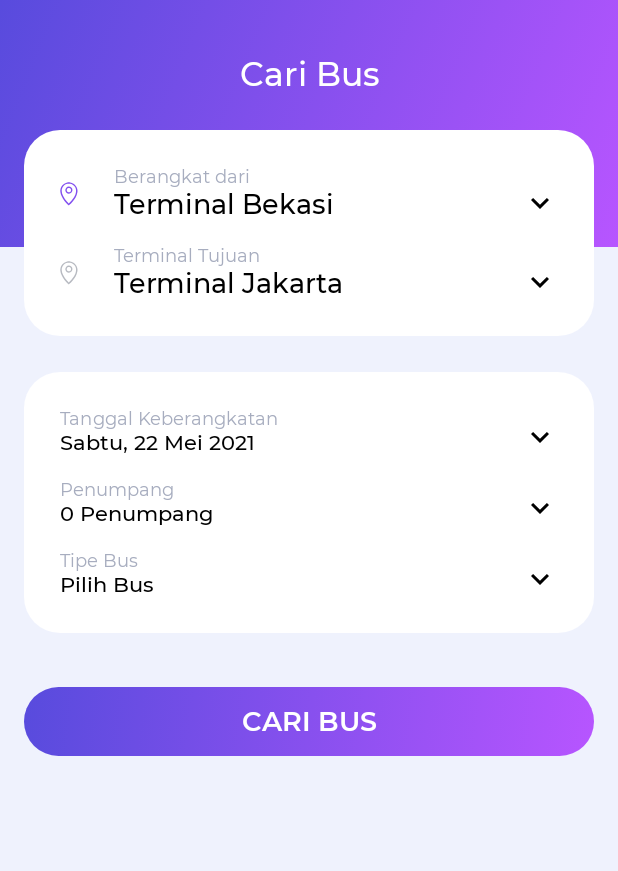
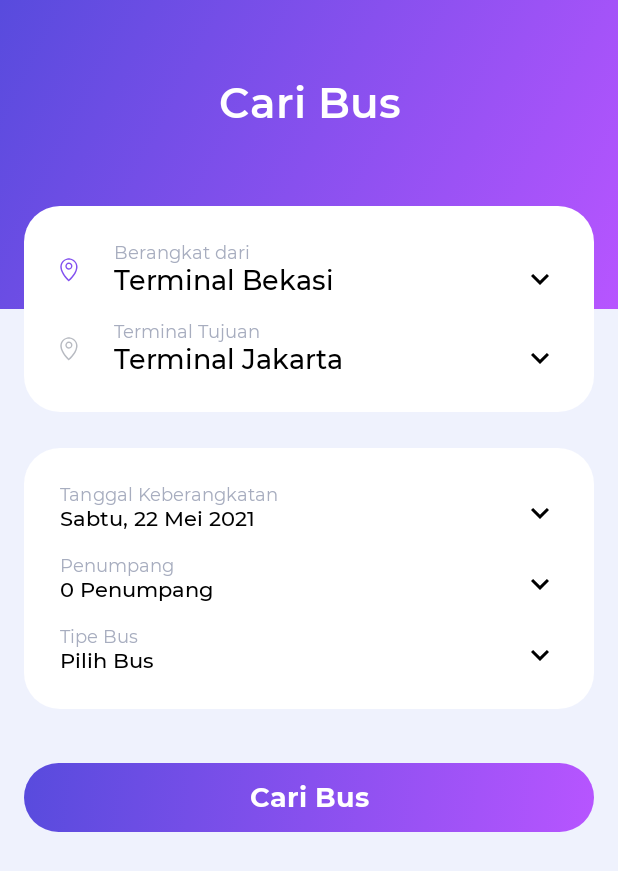
Before and after one commit to wiryadev/ADS-Advance-Compose, an Android app built with Jetpack Compose: the screen it shows after launch (MainActivity), on a phone screen of 412 x 824 dp. Shown: the top 871 px of the screen. Run offline under Robolectric (Android 15) with nearby library versions, the phone set to English and light mode, and no system bars; our stand-ins replace constraintlayout-compose.

Commit message:
Refactor HomeScreen to ConstraintLayout and change FontWeight of ButtonPrimary to Bold

```diff
--- a/app/src/main/java/com/wiryadev/adsadvancecompose/ui/components/ButtonPrimary.kt
+++ b/app/src/main/java/com/wiryadev/adsadvancecompose/ui/components/ButtonPrimary.kt
@@ -63,7 +63,7 @@ fun ButtonPrimary(
                 color = Color.White,
                 style = TextStyle(
                     fontFamily = Montserrat,
-                    fontWeight = FontWeight.SemiBold,
+                    fontWeight = FontWeight.Bold,
                     fontSize = 18.sp
                 ),
                 modifier = Modifier.fillMaxWidth(),
@@ -85,7 +85,7 @@ fun ButtonPrimaryPreview() {
         ) {
             ButtonPrimary(
                 onClick = {},
-                text = "CLICK ME"
+                text = "Click Me"
             )
         }
     }
--- a/app/src/main/java/com/wiryadev/adsadvancecompose/ui/screen/HomeScreen.kt
+++ b/app/src/main/java/com/wiryadev/adsadvancecompose/ui/screen/HomeScreen.kt
@@ -14,6 +14,7 @@ import androidx.compose.ui.text.style.TextAlign
 import androidx.compose.ui.tooling.preview.Preview
 import androidx.compose.ui.unit.dp
 import androidx.compose.ui.unit.sp
+import androidx.constraintlayout.compose.ConstraintLayout
 import com.wiryadev.adsadvancecompose.ui.components.ButtonPrimary
 import com.wiryadev.adsadvancecompose.ui.components.DepartureCard
 import com.wiryadev.adsadvancecompose.ui.components.TravelCard
@@ -22,10 +23,21 @@ import com.wiryadev.adsadvancecompose.ui.theme.Montserrat
 
 @Composable
 fun HomeScreen() {
-    Box(
+    ConstraintLayout(
         modifier = Modifier
-            .background(color = Color(0xFFEFF2FD))
+            .fillMaxSize()
+            .background(
+                color = Color(0xFFEFF2FD)
+            )
     ) {
+        val (
+            bgTop,
+            text,
+            travelCard,
+            departureCard,
+            button,
+        ) = createRefs()
+
         Box(
             modifier = Modifier
                 .background(
@@ -36,44 +48,61 @@ fun HomeScreen() {
                         )
                     )
                 )
-                .fillMaxHeight(0.20f)
+                .fillMaxHeight(0.25f)
                 .fillMaxWidth()
-                .align(alignment = Alignment.TopCenter)
+                .constrainAs(bgTop) {
+                    top.linkTo(parent.top)
+                    start.linkTo(parent.start)
+                    end.linkTo(parent.end)
+                }
         )
-        Column(
-            modifier = Modifier
-                .fillMaxSize()
-                .padding(horizontal = 16.dp),
-            horizontalAlignment = Alignment.CenterHorizontally
-        ) {
         Text(
             text = "Cari Bus",
             color = Color.White,
             textAlign = TextAlign.Center,
             style = TextStyle(
                 fontFamily = Montserrat,
-                    fontSize = 22.sp,
-                    fontWeight = FontWeight.Medium
+                fontSize = 28.sp,
+                fontWeight = FontWeight.SemiBold
             ),
             modifier = Modifier
-                    .padding(top = 36.dp)
+                .constrainAs(text) {
+                    top.linkTo(parent.top)
+                    bottom.linkTo(travelCard.top)
+                    start.linkTo(parent.start)
+                    end.linkTo(parent.end)
+                },
         )
-            Spacer(
-                modifier = Modifier.height(24.dp)
+        TravelCard(
+            modifier = Modifier
+                .constrainAs(travelCard) {
+                    top.linkTo(bgTop.bottom)
+                    bottom.linkTo(bgTop.bottom)
+                    start.linkTo(parent.start)
+                    end.linkTo(parent.end)
+                }
+                .padding(horizontal = 16.dp),
         )
-            TravelCard()
-            Spacer(
-                modifier = Modifier.height(24.dp)
-            )
-            DepartureCard()
-            Spacer(
-                modifier = Modifier.height(36.dp)
+        DepartureCard(
+            modifier = Modifier
+                .constrainAs(departureCard) {
+                    top.linkTo(travelCard.bottom, 24.dp)
+                    start.linkTo(parent.start)
+                    end.linkTo(parent.end)
+                }
+                .padding(horizontal = 16.dp),
         )
         ButtonPrimary(
             onClick = { },
-                text = "CARI BUS"
+            modifier = Modifier
+                .constrainAs(button) {
+                    top.linkTo(departureCard.bottom, margin = 36.dp)
+                    start.linkTo(parent.start)
+                    end.linkTo(parent.end)
+                }
+                .padding(horizontal = 16.dp),
+            text = "Cari Bus"
         )
-        }
     }
 }
 
```
Lines whose indentation alone changed are shown as unchanged.
